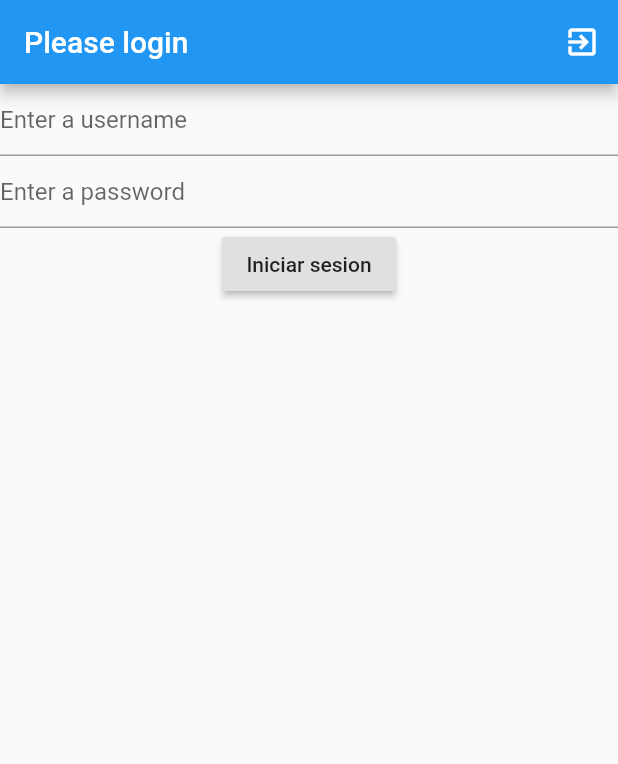
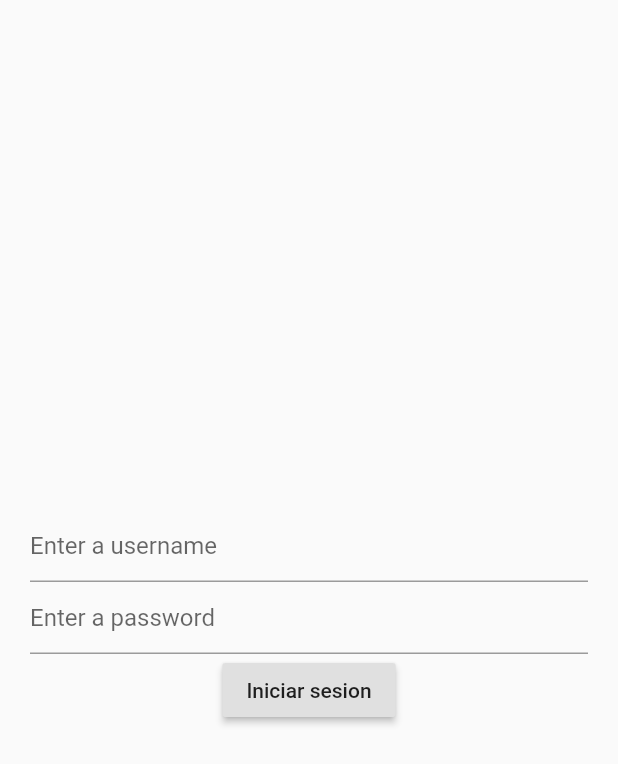
Before and after one commit to bichocj/flutter-demo, a Flutter app: the screen it shows after launch, on a phone screen of 412 x 824 dp. Shown: the top 764 px of the screen. Run offline on Flutter 3.47's test engine with Material 2 defaults, Android fonts, the phone set to English and light mode, and no system bars.

Commit message:
navigate after login correct

```diff
--- a/lib/main.dart
+++ b/lib/main.dart
@@ -12,17 +12,14 @@ class MyApp extends StatelessWidget {
     return new MaterialApp(
       title: 'Flutter Demo',
       theme: new ThemeData(
-        // This is the theme of your application.
-        //
-        // Try running your application with "flutter run". You'll see the
-        // application has a blue toolbar. Then, without quitting the app, try
-        // changing the primarySwatch below to Colors.green and then invoke
-        // "hot reload" (press "r" in the console where you ran "flutter run",
-        // or press Run > Flutter Hot Reload in IntelliJ). Notice that the
-        // counter didn't reset back to zero; the application is not restarted.
         primarySwatch: Colors.blue,
       ),
-      home: new MyHomePage(title: 'Flutter Demo Home Page'),
+      // home: new MyHomePage(title: 'Flutter Demo Home Page'),
+      initialRoute: '/',
+       routes: {
+          '/': (BuildContext context) => LoginScreen(),
+          '/second': (BuildContext context) => Settings(),
+        },
     );
   }
 }
--- a/lib/screens/login/login_screen.dart
+++ b/lib/screens/login/login_screen.dart
@@ -4,6 +4,7 @@ import './login_screen_presenter.dart';
 class LoginScreen extends StatelessWidget implements LoginScreenContract{
 
   LoginScreen();
+   BuildContext _ctx;
 
   //LoginScreenPresenter _presenter;
   static final TextEditingController _username = new TextEditingController();
@@ -20,6 +21,7 @@ class LoginScreen extends StatelessWidget implements LoginScreenContract{
 
   void onLoginSuccess(String token){
     print(token);
+     Navigator.pushNamed(_ctx, '/second');
   }
   void onLoginError(String errorTxt){
     print(errorTxt);
@@ -27,7 +29,12 @@ class LoginScreen extends StatelessWidget implements LoginScreenContract{
 
   @override
   Widget build(BuildContext context){
-    return new Column(children: <Widget>[
+    _ctx = context;
+    return Scaffold(
+      body:
+        new Padding(
+          padding: EdgeInsets.symmetric(horizontal: 20.0),
+          child: new Column(children: <Widget>[
             new TextField(controller: _username, decoration: new InputDecoration(hintText: 'Enter a username'),),
             new TextField(controller: _password, decoration: new InputDecoration(hintText: 'Enter a password'),),
             new RaisedButton(
@@ -35,6 +42,10 @@ class LoginScreen extends StatelessWidget implements LoginScreenContract{
               onPressed: (){this.onSubmit();},
             )
           ],
+          mainAxisAlignment: MainAxisAlignment.center,
+          crossAxisAlignment: CrossAxisAlignment.center,
+          )
+        )
     );
   }
 }
```
Lines whose indentation alone changed are shown as unchanged.
